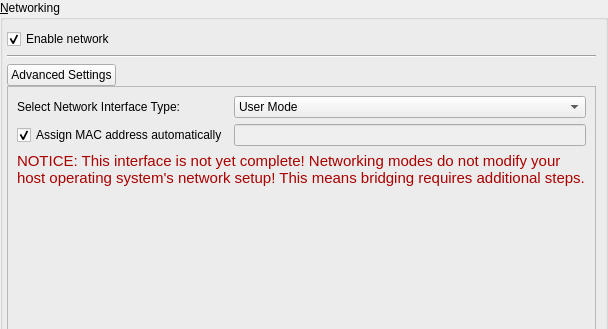
The window that ui/networkpage.ui (uwolfer/qtemu) describes before a commit, drawn with Qt 5; both pictures show x 0 to 608 and y 0 to 329 of the 608 by 518 pixel window.
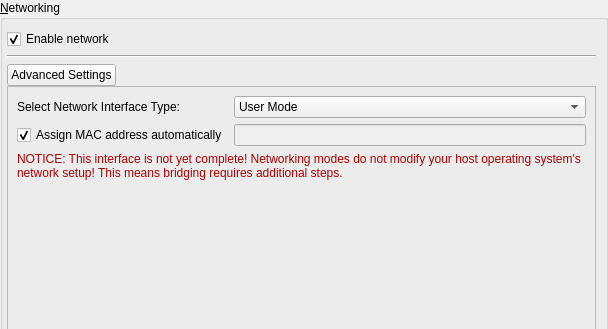
The same window after the commit. Icons and pictures are not drawn.

Commit message: Remove some hardcoded font names.. Really ugly html produced by QtDesigner.

Diff of the .ui file:
```diff
--- a/ui/networkpage.ui
+++ b/ui/networkpage.ui
@@ -174,11 +174,7 @@
                <item>
                 <widget class="QLabel" name="label_17">
                  <property name="text">
-                  <string>&lt;!DOCTYPE HTML PUBLIC &quot;-//W3C//DTD HTML 4.0//EN&quot; &quot;http://www.w3.org/TR/REC-html40/strict.dtd&quot;&gt;
-&lt;html&gt;&lt;head&gt;&lt;meta name=&quot;qrichtext&quot; content=&quot;1&quot; /&gt;&lt;style type=&quot;text/css&quot;&gt;
-p, li { white-space: pre-wrap; }
-&lt;/style&gt;&lt;/head&gt;&lt;body style=&quot; font-family:'Nimbus Sans L'; font-size:10pt; font-weight:400; font-style:normal;&quot;&gt;
-&lt;p style=&quot; margin-top:0px; margin-bottom:0px; margin-left:0px; margin-right:0px; -qt-block-indent:0; text-indent:0px;&quot;&gt;&lt;span style=&quot; font-family:'DejaVu Sans'; font-size:11pt; color:#aa0000;&quot;&gt;NOTICE: This interface is not yet complete! Networking modes do not modify your host operating system's network setup! This means bridging requires additional steps.&lt;/span&gt;&lt;/p&gt;&lt;/body&gt;&lt;/html&gt;</string>
+                  <string>&lt;span style=&quot;color:#aa0000;&quot;&gt;NOTICE: This interface is not yet complete! Networking modes do not modify your host operating system's network setup! This means bridging requires additional steps.&lt;/span&gt;</string>
                  </property>
                  <property name="wordWrap">
                   <bool>true</bool>
```
The commit also changes 1 other file.
